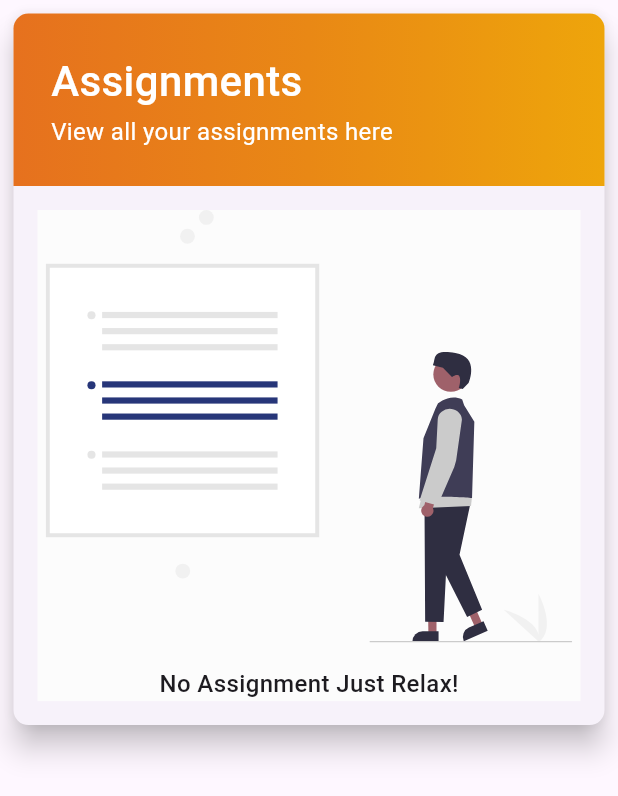
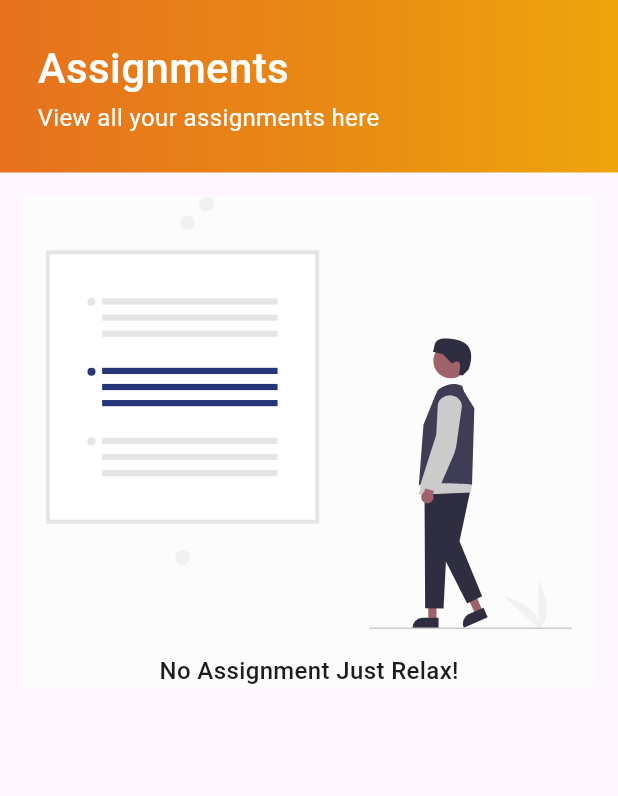
Before and after one commit to yimkumer/Alive_app, a Flutter app: the Assignment screen opened directly with empty values, on a phone screen of 412 x 824 dp. Shown: the top 796 px of the screen. Run offline on Flutter 3.47's test engine with Material 3 defaults, Android fonts, the light colour scheme and no system bars; our stand-ins replace file_picker, flutter_svg, percent_indicator; project files that could hold a hidden picture were left out.

Commit message:
size adjustments

```diff
--- a/lib/components/student_section/modules/assignment/assignment.dart
+++ b/lib/components/student_section/modules/assignment/assignment.dart
@@ -14,13 +14,6 @@ class _AssignmentState extends State<Assignment> {
   Widget build(BuildContext context) {
     return Scaffold(
       body: SingleChildScrollView(
-        child: Padding(
-          padding: const EdgeInsets.all(5.0),
-          child: Card(
-            elevation: 8,
-            shape: RoundedRectangleBorder(
-              borderRadius: BorderRadius.circular(10),
-            ),
         child: Form(
             child: Column(
           children: [
@@ -35,10 +28,6 @@ class _AssignmentState extends State<Assignment> {
                     Color(0xFFE98815),
                     Color(0xFFEEA50B),
                   ],
-                    ),
-                    borderRadius: BorderRadius.only(
-                      topLeft: Radius.circular(10),
-                      topRight: Radius.circular(10),
                 ),
               ),
               padding: const EdgeInsets.all(25),
@@ -79,8 +68,8 @@ class _AssignmentState extends State<Assignment> {
                     const SizedBox(height: 16),
                     const Text(
                       "No Assignment Just Relax!",
-                          style: TextStyle(
-                              fontSize: 16, fontWeight: FontWeight.w500),
+                      style:
+                          TextStyle(fontSize: 16, fontWeight: FontWeight.w500),
                     ),
                   ],
                 ),
@@ -89,8 +78,6 @@ class _AssignmentState extends State<Assignment> {
           ],
         )),
       ),
-        ),
-      ),
     );
   }
 }
--- a/lib/components/student_section/modules/subjects/subjects.dart
+++ b/lib/components/student_section/modules/subjects/subjects.dart
@@ -160,7 +160,7 @@ class _SubjectsState extends State<Subjects> {
                         const SizedBox(height: 10.0),
                         Container(
                           padding: const EdgeInsets.symmetric(horizontal: 20),
-                          width: MediaQuery.of(context).size.width * 0.4,
+                          width: MediaQuery.of(context).size.width * 0.5,
                           decoration: BoxDecoration(
                             color: const Color(0xFFE25A26),
                             borderRadius: BorderRadius.circular(8.0),
```
Lines whose indentation alone changed are shown as unchanged.
